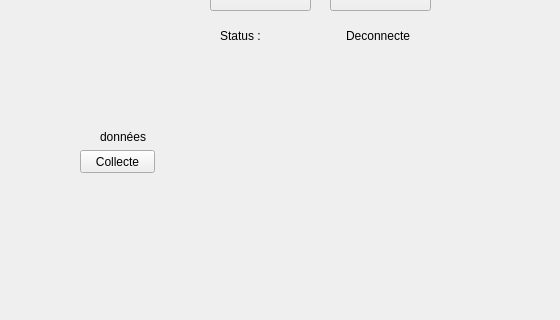
Qt form Projet serre/Projetserre.ui (v-riquier/Projet-Serre) before a commit; both pictures show x 0 to 560 and y 127 to 447 of the 681 by 563 pixel window.
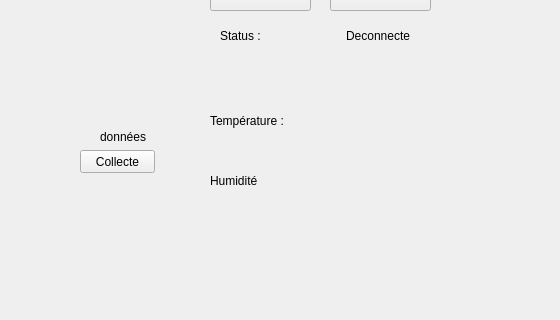
The same form after that commit.

Commit message: Affichage données

What changed in the file:
```diff
--- a/Projet serre/Projetserre.ui
+++ b/Projet serre/Projetserre.ui
@@ -53,19 +53,6 @@
      <string>données</string>
     </property>
    </widget>
-   <widget class="QLabel" name="lblDonnees">
-    <property name="geometry">
-     <rect>
-      <x>180</x>
-      <y>220</y>
-      <width>281</width>
-      <height>101</height>
-     </rect>
-    </property>
-    <property name="text">
-     <string/>
-    </property>
-   </widget>
    <widget class="QLabel" name="lblConnect">
     <property name="geometry">
      <rect>
@@ -105,6 +92,58 @@
      <string>Collecte</string>
     </property>
    </widget>
+   <widget class="QLabel" name="nlblTemp">
+    <property name="geometry">
+     <rect>
+      <x>210</x>
+      <y>220</y>
+      <width>81</width>
+      <height>21</height>
+     </rect>
+    </property>
+    <property name="text">
+     <string>Température :</string>
+    </property>
+   </widget>
+   <widget class="QLabel" name="lblTemp">
+    <property name="geometry">
+     <rect>
+      <x>310</x>
+      <y>220</y>
+      <width>151</width>
+      <height>21</height>
+     </rect>
+    </property>
+    <property name="text">
+     <string/>
+    </property>
+   </widget>
+   <widget class="QLabel" name="nlblHumid">
+    <property name="geometry">
+     <rect>
+      <x>210</x>
+      <y>280</y>
+      <width>51</width>
+      <height>21</height>
+     </rect>
+    </property>
+    <property name="text">
+     <string>Humidité :</string>
+    </property>
+   </widget>
+   <widget class="QLabel" name="lblHumid">
+    <property name="geometry">
+     <rect>
+      <x>310</x>
+      <y>280</y>
+      <width>171</width>
+      <height>21</height>
+     </rect>
+    </property>
+    <property name="text">
+     <string/>
+    </property>
+   </widget>
   </widget>
   <widget class="QMenuBar" name="menuBar">
    <property name="geometry">
```
The commit also changes 2 other files.
